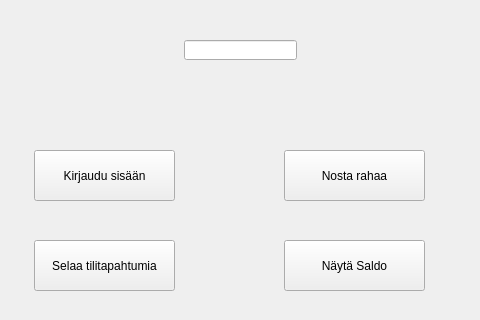
The window that bankautomat/mainwindow.ui (banksimul2022/group10) describes before a commit, drawn with Qt 5; both pictures show x 136 to 616 and y 0 to 320 of the 800 by 600 pixel window.
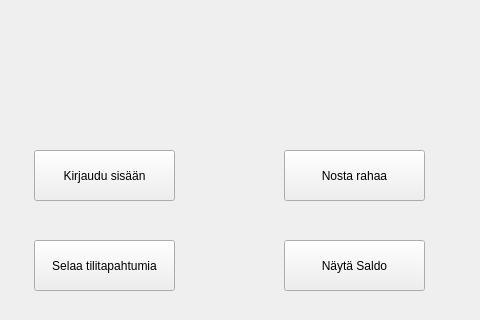
The same window after the commit.

```diff
--- a/bankautomat/mainwindow.ui
+++ b/bankautomat/mainwindow.ui
@@ -79,16 +79,6 @@
      <string>Näytä Saldo</string>
     </property>
    </widget>
-   <widget class="QLineEdit" name="lineEdit">
-    <property name="geometry">
-     <rect>
-      <x>320</x>
-      <y>40</y>
-      <width>113</width>
-      <height>20</height>
-     </rect>
-    </property>
-   </widget>
   </widget>
   <widget class="QMenuBar" name="menubar">
    <property name="geometry">
```
